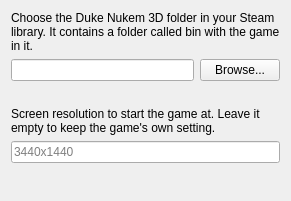
First picture: the form in installer/packages/io.github.larsoyd.duke3dultrawide/meta/gamedir.ui, repository larsoyd/duke3d-megaton-ultrawide-fix, before the edit.
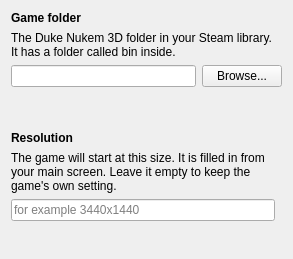
Second picture: the form after the edit.

Commit message: Polish the installer pages and prefer the primary screen

The edit to the form file:
```diff
--- a/installer/packages/io.github.larsoyd.duke3dultrawide/meta/gamedir.ui
+++ b/installer/packages/io.github.larsoyd.duke3dultrawide/meta/gamedir.ui
@@ -6,10 +6,20 @@
    <string>Game folder</string>
   </property>
   <layout class="QVBoxLayout" name="layout">
+   <property name="spacing">
+    <number>6</number>
+   </property>
+   <item>
+    <widget class="QLabel" name="dirTitle">
+     <property name="text">
+      <string>&lt;b&gt;Game folder&lt;/b&gt;</string>
+     </property>
+    </widget>
+   </item>
    <item>
     <widget class="QLabel" name="intro">
      <property name="text">
-      <string>Choose the Duke Nukem 3D folder in your Steam library. It contains a folder called bin with the game in it.</string>
+      <string>The Duke Nukem 3D folder in your Steam library. It has a folder called bin inside.</string>
      </property>
      <property name="wordWrap">
       <bool>true</bool>
@@ -32,15 +42,41 @@
    </item>
    <item>
     <widget class="QLabel" name="state">
+     <property name="styleSheet">
+      <string>color: palette(mid);</string>
+     </property>
      <property name="wordWrap">
       <bool>true</bool>
      </property>
     </widget>
    </item>
+   <item>
+    <spacer name="gap">
+     <property name="orientation">
+      <enum>Qt::Vertical</enum>
+     </property>
+     <property name="sizeType">
+      <enum>QSizePolicy::Fixed</enum>
+     </property>
+     <property name="sizeHint" stdset="0">
+      <size>
+       <width>0</width>
+       <height>18</height>
+      </size>
+     </property>
+    </spacer>
+   </item>
+   <item>
+    <widget class="QLabel" name="resTitle">
+     <property name="text">
+      <string>&lt;b&gt;Resolution&lt;/b&gt;</string>
+     </property>
+    </widget>
+   </item>
    <item>
     <widget class="QLabel" name="resIntro">
      <property name="text">
-      <string>Screen resolution to start the game at. Leave it empty to keep the game's own setting.</string>
+      <string>The game will start at this size. It is filled in from your main screen. Leave it empty to keep the game's own setting.</string>
      </property>
      <property name="wordWrap">
       <bool>true</bool>
@@ -48,14 +84,31 @@
     </widget>
    </item>
    <item>
-    <widget class="QLineEdit" name="resolution">
-     <property name="placeholderText">
-      <string>3440x1440</string>
-     </property>
-    </widget>
+    <layout class="QHBoxLayout" name="resRow">
+     <item>
+      <widget class="QLineEdit" name="resolution">
+       <property name="placeholderText">
+        <string>for example 3440x1440</string>
+       </property>
+       <property name="maximumWidth">
+        <number>220</number>
+       </property>
+      </widget>
+     </item>
+     <item>
+      <spacer name="resFill">
+       <property name="orientation">
+        <enum>Qt::Horizontal</enum>
+       </property>
+      </spacer>
+     </item>
+    </layout>
    </item>
    <item>
     <widget class="QLabel" name="resState">
+     <property name="styleSheet">
+      <string>color: palette(mid);</string>
+     </property>
      <property name="wordWrap">
       <bool>true</bool>
      </property>
```
The commit also changes 3 other files.
